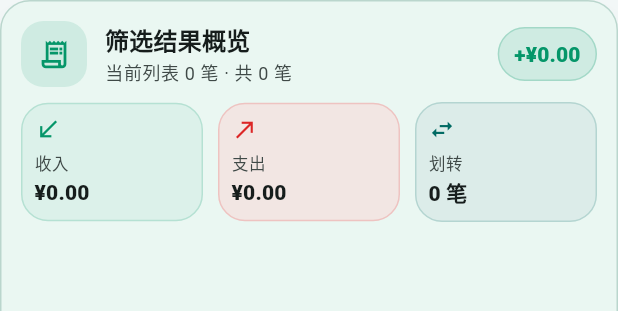
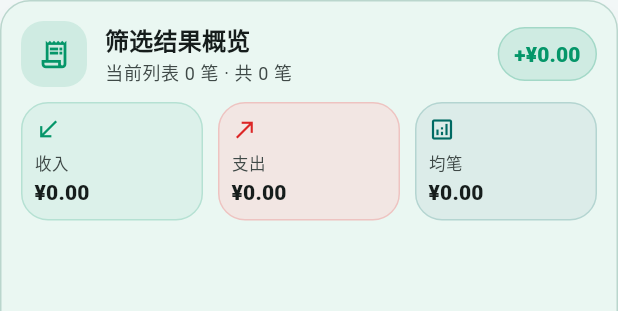
Before and after one commit to sky121666/sky-PersonalLedger, a Flutter app: the _TransactionOverviewCard widget shown alone on an empty page, opened directly with empty values, on a phone screen of 412 x 824 dp. Shown: the top 311 px of the screen. Run offline on Flutter 3.47's test engine with Material 3 defaults, Android fonts, the phone set to English and light mode, and no system bars; our stand-ins replace dio, file_picker, flutter_riverpod, flutter_secure_storage, go_router, image_picker and 1 more; accounts and stored records are empty; network calls fail.

Commit message:
feat(mobile): add transaction average signal

```diff
--- a/mobile/lib/features/transactions/presentation/transaction_details_page.dart
+++ b/mobile/lib/features/transactions/presentation/transaction_details_page.dart
@@ -290,11 +290,12 @@ class _TransactionOverviewCard extends StatelessWidget {
     final colorScheme = Theme.of(context).colorScheme;
     final income = _sumByType(TransactionType.income);
     final expense = _sumByType(TransactionType.expense);
-    final transferCount = state.items
-        .where((item) => item.type == TransactionType.transfer)
-        .length;
     final net = income - expense;
     final accent = net >= 0 ? financeColors.income : financeColors.expense;
+    final averageAmount = state.items.isEmpty
+        ? 0.0
+        : state.items.fold<double>(0, (sum, item) => sum + item.amount) /
+              state.items.length;
 
     return PremiumSurface(
       accentColor: accent,
@@ -356,11 +357,11 @@ class _TransactionOverviewCard extends StatelessWidget {
               ),
               const SizedBox(width: 10),
               Expanded(
-                child: _OverviewCountMetric(
-                  label: '划转',
-                  value: transferCount,
+                child: _OverviewMetric(
+                  label: '均笔',
+                  value: averageAmount,
                   color: colorScheme.primary,
-                  icon: Icons.swap_horiz,
+                  icon: Icons.analytics_outlined,
                 ),
               ),
             ],
@@ -423,30 +424,6 @@ class _OverviewMetric extends StatelessWidget {
     return _OverviewMetricShell(
       label: label,
       value: '¥${value.toStringAsFixed(2)}',
-      color: color,
-      icon: icon,
-    );
-  }
-}
-
-class _OverviewCountMetric extends StatelessWidget {
-  const _OverviewCountMetric({
-    required this.label,
-    required this.value,
-    required this.color,
-    required this.icon,
-  });
-
-  final String label;
-  final int value;
-  final Color color;
-  final IconData icon;
-
-  @override
-  Widget build(BuildContext context) {
-    return _OverviewMetricShell(
-      label: label,
-      value: '$value 笔',
       color: color,
       icon: icon,
     );
```
Also changed, not shown: 1 other file.
